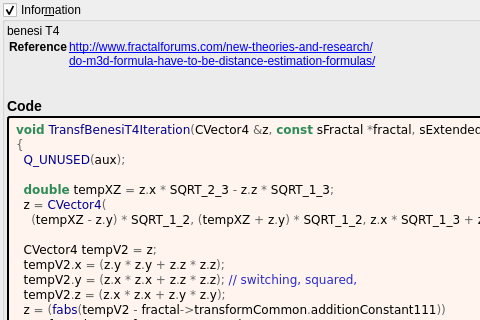
Before: the Qt Designer form mandelbulber2/formula/ui/transf_benesi_t4.ui in buddhi1980/mandelbulber2, drawn with Qt 5; both pictures show x 0 to 480 and y 350 to 670 of the 916 by 1036 pixel window.
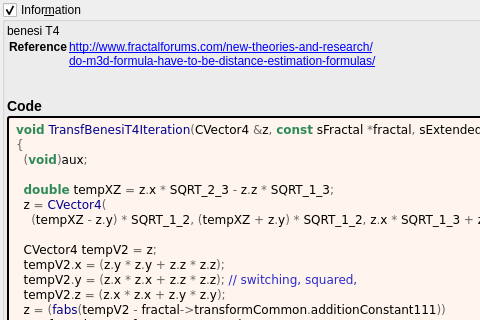
After: the same form once the commit is applied. Custom widgets are drawn as their Qt base class.

What changed in the file:
```diff
--- a/mandelbulber2/formula/ui/transf_benesi_t4.ui
+++ b/mandelbulber2/formula/ui/transf_benesi_t4.ui
@@ -574,7 +574,7 @@
          <string notr="true">&lt;body style=&quot;background-color:#fff5ee&quot;&gt;
 &lt;pre style=&quot;color:#000000; background-color:#fff5ee;  font-family:&#039;Courier New&#039;,monospace;white-space: pre-wrap;&quot;&gt;&lt;span style=&quot;color:#2e8b57; font-weight:bold&quot;&gt;void&lt;/span&gt; &lt;span style=&quot;color:#00008f&quot;&gt;TransfBenesiT4Iteration&lt;/span&gt;&lt;span style=&quot;color:#676767&quot;&gt;(&lt;/span&gt;CVector4 &lt;span style=&quot;color:#676767&quot;&gt;&amp;amp;&lt;/span&gt;z&lt;span style=&quot;color:#676767&quot;&gt;,&lt;/span&gt; &lt;span style=&quot;color:#2e8b57; font-weight:bold&quot;&gt;const&lt;/span&gt; sFractal &lt;span style=&quot;color:#676767&quot;&gt;*&lt;/span&gt;fractal&lt;span style=&quot;color:#676767&quot;&gt;,&lt;/span&gt; sExtendedAux &lt;span style=&quot;color:#676767&quot;&gt;&amp;amp;&lt;/span&gt;aux&lt;span style=&quot;color:#676767&quot;&gt;)&lt;/span&gt;
 &lt;span style=&quot;color:#676767&quot;&gt;{&lt;/span&gt;
-  &lt;span style=&quot;color:#00008f&quot;&gt;Q_UNUSED&lt;/span&gt;&lt;span style=&quot;color:#676767&quot;&gt;(&lt;/span&gt;aux&lt;span style=&quot;color:#676767&quot;&gt;);&lt;/span&gt;
+  &lt;span style=&quot;color:#676767&quot;&gt;(&lt;/span&gt;&lt;span style=&quot;color:#2e8b57; font-weight:bold&quot;&gt;void&lt;/span&gt;&lt;span style=&quot;color:#676767&quot;&gt;)&lt;/span&gt;aux&lt;span style=&quot;color:#676767&quot;&gt;;&lt;/span&gt;
 
   &lt;span style=&quot;color:#2e8b57; font-weight:bold&quot;&gt;double&lt;/span&gt; tempXZ &lt;span style=&quot;color:#676767&quot;&gt;=&lt;/span&gt; z&lt;span style=&quot;color:#676767&quot;&gt;.&lt;/span&gt;x &lt;span style=&quot;color:#676767&quot;&gt;*&lt;/span&gt; SQRT_2_3 &lt;span style=&quot;color:#676767&quot;&gt;-&lt;/span&gt; z&lt;span style=&quot;color:#676767&quot;&gt;.&lt;/span&gt;z &lt;span style=&quot;color:#676767&quot;&gt;*&lt;/span&gt; SQRT_1_3&lt;span style=&quot;color:#676767&quot;&gt;;&lt;/span&gt;
   z &lt;span style=&quot;color:#676767&quot;&gt;=&lt;/span&gt; &lt;span style=&quot;color:#00008f&quot;&gt;CVector4&lt;/span&gt;&lt;span style=&quot;color:#676767&quot;&gt;(&lt;/span&gt;
```
